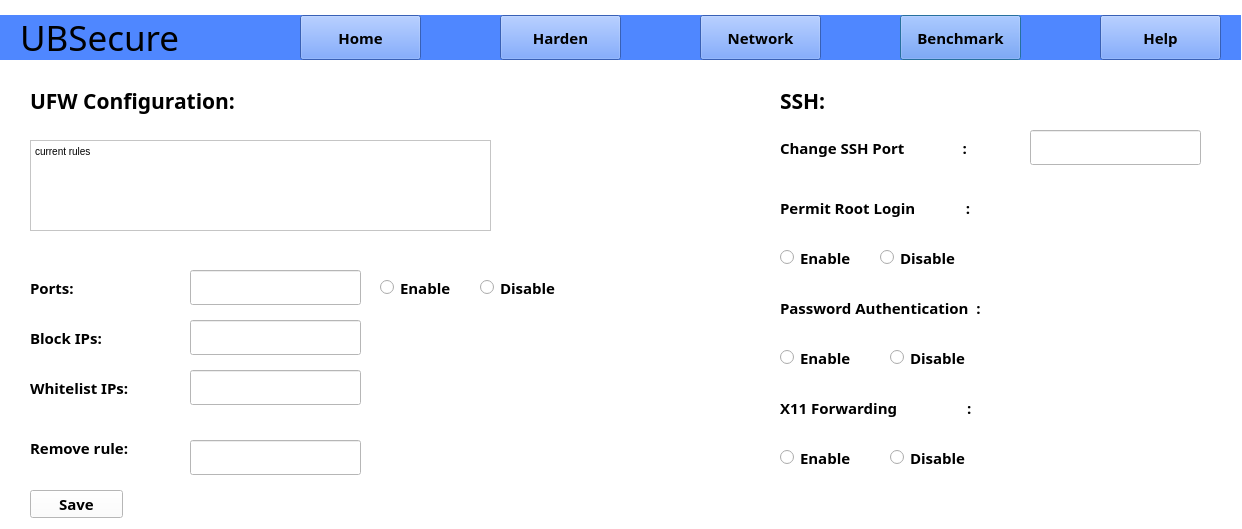
Before: the Qt Designer form network.ui in aadityakm113/UBSecure, drawn with Qt 5.
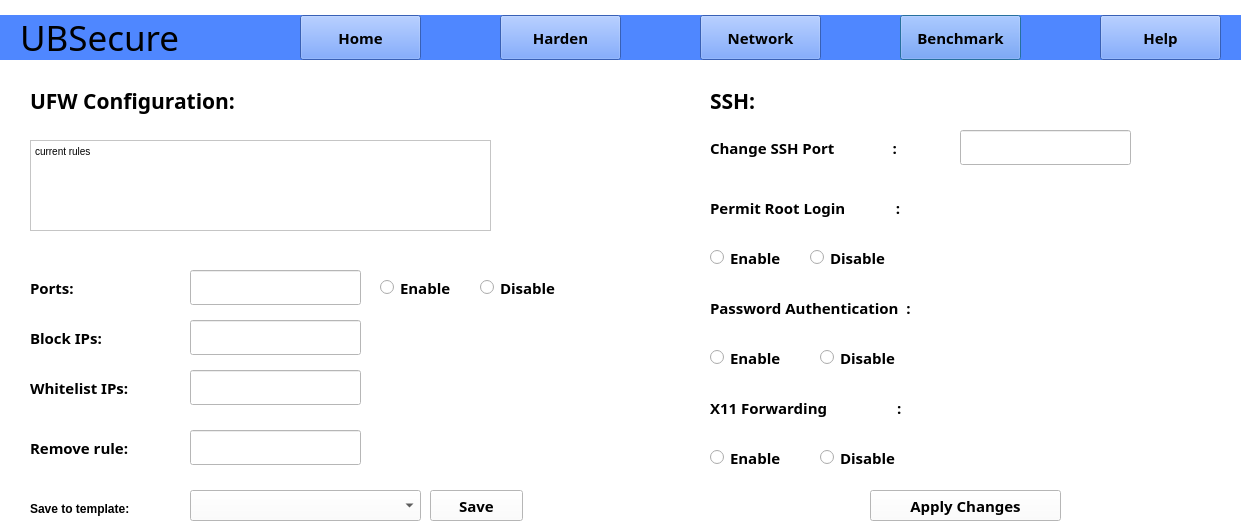
After: the same form once the commit is applied.

```diff
--- a/network.ui
+++ b/network.ui
@@ -324,7 +324,7 @@
    <property name="geometry">
     <rect>
      <x>190</x>
-     <y>440</y>
+     <y>430</y>
      <width>171</width>
      <height>35</height>
     </rect>
@@ -375,10 +375,10 @@
   <widget class="QPushButton" name="pushButton">
    <property name="geometry">
     <rect>
-     <x>30</x>
+     <x>430</x>
      <y>490</y>
      <width>93</width>
-     <height>28</height>
+     <height>31</height>
     </rect>
    </property>
    <property name="font">
@@ -421,7 +421,7 @@
   <widget class="QLabel" name="label_2">
    <property name="geometry">
     <rect>
-     <x>780</x>
+     <x>710</x>
      <y>80</y>
      <width>190</width>
      <height>41</height>
@@ -442,7 +442,7 @@
   <widget class="QLabel" name="label_7">
    <property name="geometry">
     <rect>
-     <x>780</x>
+     <x>710</x>
      <y>130</y>
      <width>231</width>
      <height>35</height>
@@ -463,7 +463,7 @@
   <widget class="QLineEdit" name="lineEdit_5">
    <property name="geometry">
     <rect>
-     <x>1030</x>
+     <x>960</x>
      <y>130</y>
      <width>171</width>
      <height>35</height>
@@ -473,7 +473,7 @@
   <widget class="QLabel" name="label_8">
    <property name="geometry">
     <rect>
-     <x>780</x>
+     <x>710</x>
      <y>190</y>
      <width>231</width>
      <height>35</height>
@@ -494,7 +494,7 @@
   <widget class="QRadioButton" name="radioButton_3">
    <property name="geometry">
     <rect>
-     <x>780</x>
+     <x>710</x>
      <y>240</y>
      <width>95</width>
      <height>35</height>
@@ -518,7 +518,7 @@
   <widget class="QRadioButton" name="radioButton_4">
    <property name="geometry">
     <rect>
-     <x>880</x>
+     <x>810</x>
      <y>240</y>
      <width>95</width>
      <height>35</height>
@@ -542,7 +542,7 @@
   <widget class="QLabel" name="label_9">
    <property name="geometry">
     <rect>
-     <x>780</x>
+     <x>710</x>
      <y>290</y>
      <width>231</width>
      <height>35</height>
@@ -563,7 +563,7 @@
   <widget class="QRadioButton" name="radioButton_5">
    <property name="geometry">
     <rect>
-     <x>780</x>
+     <x>710</x>
      <y>340</y>
      <width>95</width>
      <height>35</height>
@@ -587,7 +587,7 @@
   <widget class="QRadioButton" name="radioButton_6">
    <property name="geometry">
     <rect>
-     <x>890</x>
+     <x>820</x>
      <y>340</y>
      <width>95</width>
      <height>35</height>
@@ -611,7 +611,7 @@
   <widget class="QLabel" name="label_10">
    <property name="geometry">
     <rect>
-     <x>780</x>
+     <x>710</x>
      <y>390</y>
      <width>241</width>
      <height>35</height>
@@ -632,7 +632,7 @@
   <widget class="QRadioButton" name="radioButton_7">
    <property name="geometry">
     <rect>
-     <x>780</x>
+     <x>710</x>
      <y>440</y>
      <width>95</width>
      <height>35</height>
@@ -656,7 +656,7 @@
   <widget class="QRadioButton" name="radioButton_8">
    <property name="geometry">
     <rect>
-     <x>890</x>
+     <x>820</x>
      <y>440</y>
      <width>95</width>
      <height>35</height>
@@ -677,6 +677,56 @@
     <string notr="true">buttonGroup_3</string>
    </attribute>
   </widget>
+  <widget class="QComboBox" name="comboBox">
+   <property name="geometry">
+    <rect>
+     <x>190</x>
+     <y>490</y>
+     <width>231</width>
+     <height>31</height>
+    </rect>
+   </property>
+  </widget>
+  <widget class="QLabel" name="label_11">
+   <property name="geometry">
+    <rect>
+     <x>30</x>
+     <y>500</y>
+     <width>141</width>
+     <height>17</height>
+    </rect>
+   </property>
+   <property name="font">
+    <font>
+     <weight>75</weight>
+     <bold>true</bold>
+    </font>
+   </property>
+   <property name="text">
+    <string>Save to template:</string>
+   </property>
+  </widget>
+  <widget class="QPushButton" name="pushButton_2">
+   <property name="geometry">
+    <rect>
+     <x>870</x>
+     <y>490</y>
+     <width>191</width>
+     <height>31</height>
+    </rect>
+   </property>
+   <property name="font">
+    <font>
+     <family>Segoe UI Semibold</family>
+     <pointsize>11</pointsize>
+     <weight>75</weight>
+     <bold>true</bold>
+    </font>
+   </property>
+   <property name="text">
+    <string>Apply Changes</string>
+   </property>
+  </widget>
  </widget>
  <resources/>
  <connections/>
```
Left out of the diff: 2 changed lines with no effect on the pictures.
